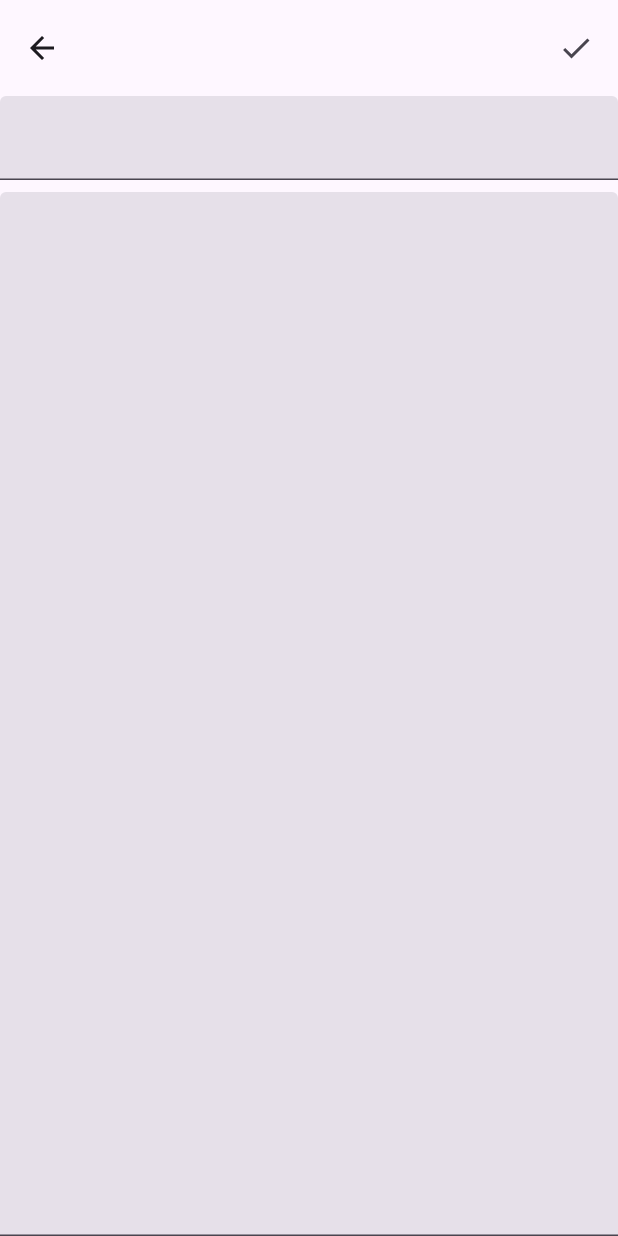
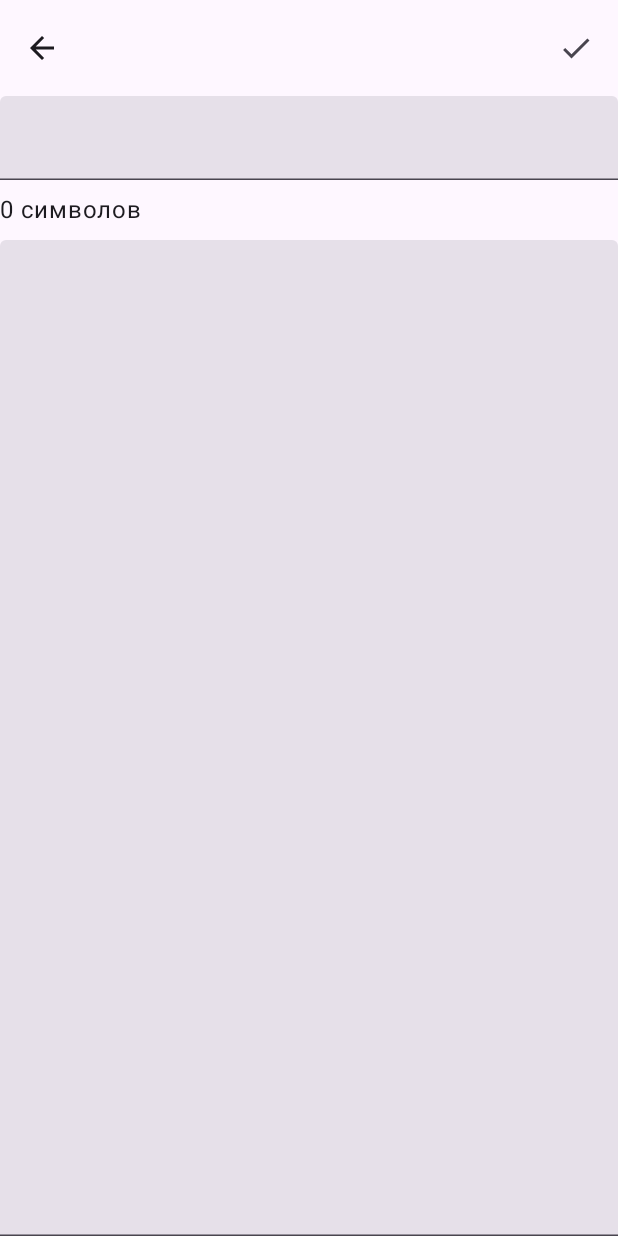
Before and after one commit to DanilYaremaka/ShiftLab2024NotesApp, an Android app built with Jetpack Compose: the composable ContentComponent shown on its own in the app's theme, on a phone screen of 412 x 824 dp. Run offline under Robolectric (Android 15) with nearby library versions, the phone set to English and light mode, and no system bars.

Commit message:
plural строка для вывода кол-ва символов заметки

```diff
--- a/feature/edit/src/main/java/com/example/shiftlab2024notesapp/edit/ui/ContentComponent.kt
+++ b/feature/edit/src/main/java/com/example/shiftlab2024notesapp/edit/ui/ContentComponent.kt
@@ -14,11 +14,14 @@ import androidx.compose.material3.ExperimentalMaterial3Api
 import androidx.compose.material3.Icon
 import androidx.compose.material3.IconButton
 import androidx.compose.material3.Scaffold
+import androidx.compose.material3.Text
 import androidx.compose.material3.TextField
 import androidx.compose.material3.TopAppBar
 import androidx.compose.runtime.Composable
 import androidx.compose.ui.Modifier
+import androidx.compose.ui.res.pluralStringResource
 import androidx.compose.ui.unit.dp
+import com.example.shiftlab2024notesapp.edit.R
 import com.example.shiftlab2024notesapp.shared.entity.Note
 
 @OptIn(ExperimentalMaterial3Api::class)
@@ -55,6 +58,7 @@ fun ContentComponent(
         }
 
     ) { paddingValues ->
+        val charCount = note.text.length
         Column(
             modifier = Modifier
                 .padding(paddingValues)
@@ -65,6 +69,12 @@ fun ContentComponent(
                 onValueChange = onTitleChanged,
                 modifier = Modifier.fillMaxWidth(),
             )
+            Spacer(modifier = Modifier.height(8.dp))
+            Text(text = pluralStringResource(
+                id = R.plurals.chars_count,
+                count = charCount,
+                charCount
+            ))
             Spacer(modifier = Modifier.height(8.dp))
             TextField(
                 value = note.text,
--- /dev/null
+++ b/feature/edit/src/main/res/values/strings.xml
@@ -0,0 +1,9 @@
+<?xml version="1.0" encoding="utf-8"?>
+<resources>
+    <plurals name="chars_count">
+        <item quantity="one">%1$d символ</item>
+        <item quantity="few">%1$d символа</item>
+        <item quantity="many">%1$d символов</item>
+        <item quantity="other">%1$d символов</item>
+    </plurals>
+</resources>
```
